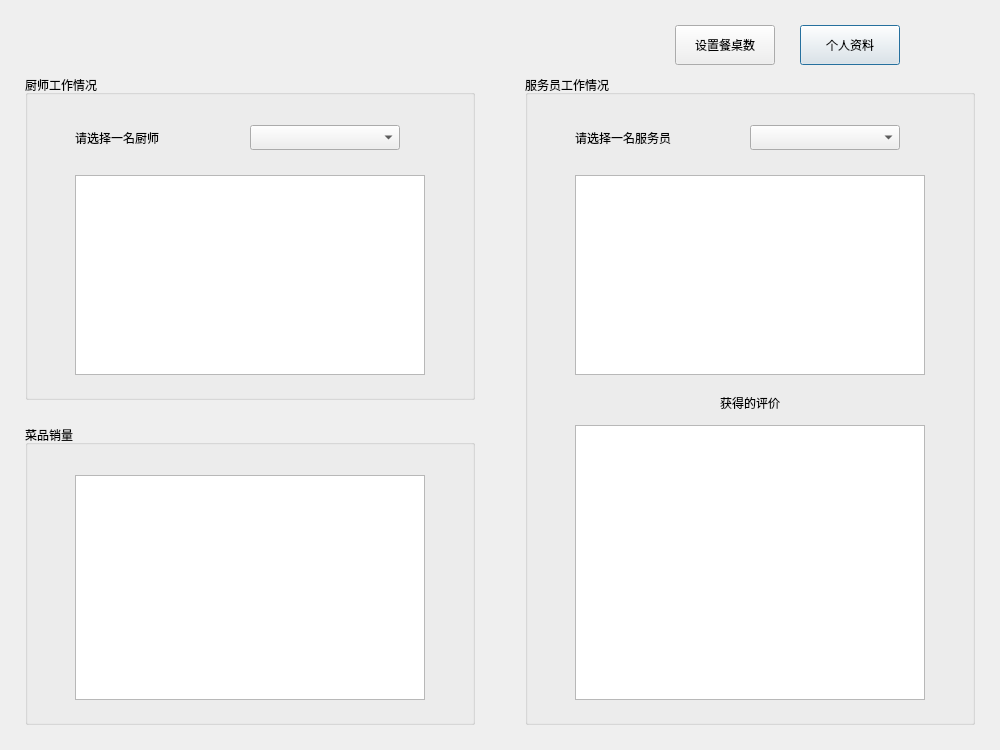
Qt form ProjectFrontend/ManagerView.ui (Vladimir2506/ProjectCpp) before a commit.
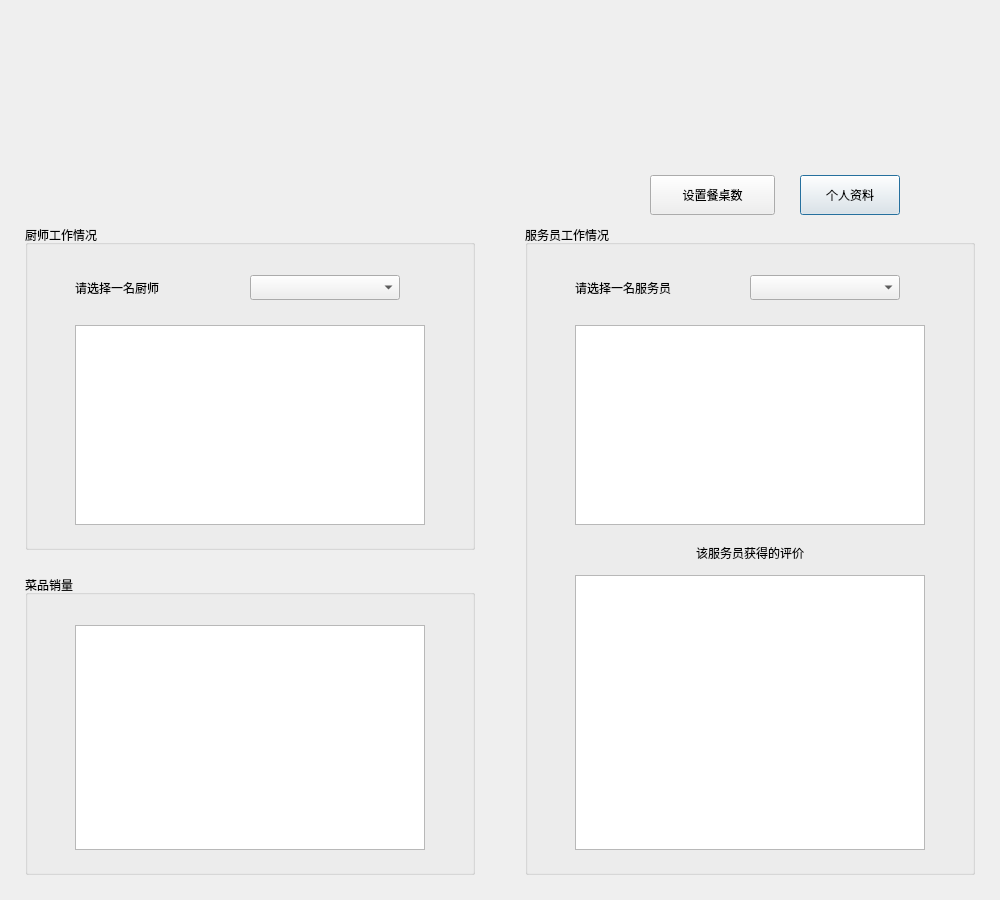
The same form after that commit.

Diff of the .ui file:
```diff
--- a/ProjectFrontend/ManagerView.ui
+++ b/ProjectFrontend/ManagerView.ui
@@ -7,9 +7,21 @@
     <x>0</x>
     <y>0</y>
     <width>1000</width>
-    <height>750</height>
+    <height>900</height>
    </rect>
   </property>
+  <property name="minimumSize">
+   <size>
+    <width>1000</width>
+    <height>900</height>
+   </size>
+  </property>
+  <property name="maximumSize">
+   <size>
+    <width>1000</width>
+    <height>900</height>
+   </size>
+  </property>
   <property name="windowTitle">
    <string>餐厅经理</string>
   </property>
@@ -17,7 +29,7 @@
    <property name="geometry">
     <rect>
      <x>25</x>
-     <y>25</y>
+     <y>175</y>
      <width>375</width>
      <height>25</height>
     </rect>
@@ -30,7 +42,7 @@
    <property name="geometry">
     <rect>
      <x>25</x>
-     <y>75</y>
+     <y>225</y>
      <width>450</width>
      <height>325</height>
     </rect>
@@ -82,7 +94,7 @@
    <property name="geometry">
     <rect>
      <x>525</x>
-     <y>75</y>
+     <y>225</y>
      <width>450</width>
      <height>650</height>
     </rect>
@@ -155,7 +167,7 @@
      </rect>
     </property>
     <property name="text">
-     <string>获得的评价</string>
+     <string>该服务员获得的评价</string>
     </property>
     <property name="alignment">
      <set>Qt::AlignCenter</set>
@@ -166,7 +178,7 @@
    <property name="geometry">
     <rect>
      <x>800</x>
-     <y>25</y>
+     <y>175</y>
      <width>100</width>
      <height>40</height>
     </rect>
@@ -178,9 +190,9 @@
   <widget class="QPushButton" name="btnSeatVacance">
    <property name="geometry">
     <rect>
-     <x>675</x>
-     <y>25</y>
-     <width>100</width>
+     <x>650</x>
+     <y>175</y>
+     <width>125</width>
      <height>40</height>
     </rect>
    </property>
@@ -192,7 +204,7 @@
    <property name="geometry">
     <rect>
      <x>25</x>
-     <y>425</y>
+     <y>575</y>
      <width>450</width>
      <height>300</height>
     </rect>
@@ -217,6 +229,26 @@
     </property>
    </widget>
   </widget>
+  <widget class="QLabel" name="lblManagerBGN">
+   <property name="geometry">
+    <rect>
+     <x>0</x>
+     <y>0</y>
+     <width>1000</width>
+     <height>900</height>
+    </rect>
+   </property>
+   <property name="text">
+    <string/>
+   </property>
+  </widget>
+  <zorder>lblManagerBGN</zorder>
+  <zorder>lblInfo</zorder>
+  <zorder>gbCook</zorder>
+  <zorder>gbWaitor</zorder>
+  <zorder>btnProfile</zorder>
+  <zorder>btnSeatVacance</zorder>
+  <zorder>gbVolume</zorder>
  </widget>
  <layoutdefault spacing="6" margin="11"/>
  <resources/>
```
